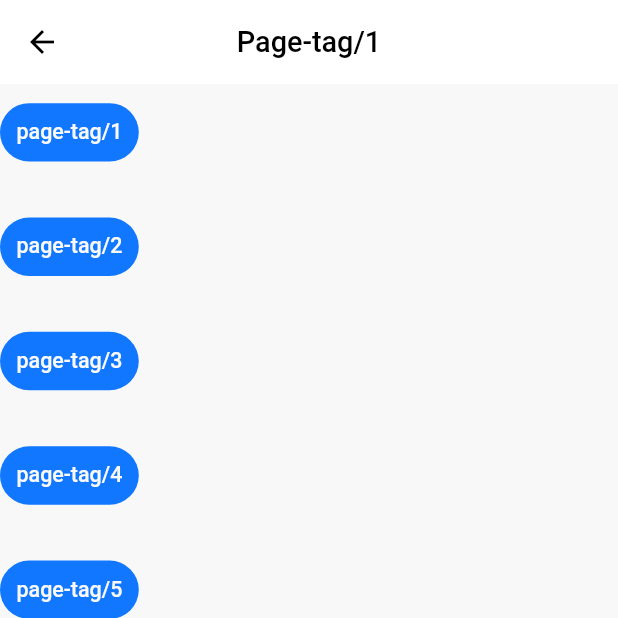
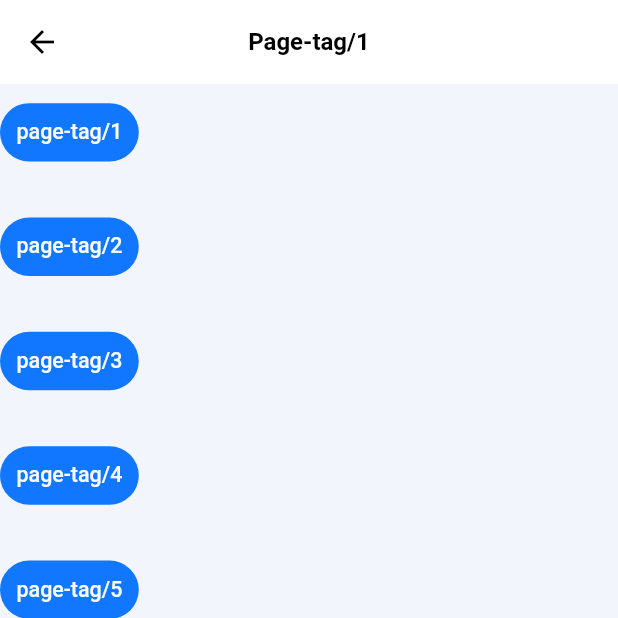
Before and after one commit to rebelning/flutter_eden, a Flutter app: the screen it shows after launch, after a tap on "Page", on a phone screen of 412 x 824 dp, the top half of it. Run offline on Flutter 3.47's test engine with Material 2 defaults, Android fonts, the phone set to English and light mode, and no system bars; drawn by our look-alikes of pull_to_refresh; our stand-ins replace bot_toast, extended_nested_scroll_view, flutter_screenutil, get, shared_preferences; accounts and stored records are empty; statements that could not run were skipped.

```diff
--- a/lib/src/core/eden_base_widget.dart
+++ b/lib/src/core/eden_base_widget.dart
@@ -19,9 +19,6 @@ abstract class EdenBaseWidget<T extends EdenBaseController> extends GetView<T> {
 
   ///tool title
   String toolbarTitle();
-  Color? getBackgroundColor() {
-    return kIsDark ? backgroundColor : backgroundLightColor;
-  }
 
   void setToolbarTitle(String? toolbarTitle) {
     _toolbarTitle = toolbarTitle;
@@ -35,15 +32,33 @@ abstract class EdenBaseWidget<T extends EdenBaseController> extends GetView<T> {
   }
 
   /// toolbar background color
-  Color? _toolbarBackgroundColor =
-      kIsDark ? toolBarbgColor : toolBarbgLightColor;
+  Color? _toolbarBackgroundColor;
   Color? get toolbarBackgroundColor => _toolbarBackgroundColor;
   void setToolbarBackgroundColor(Color? backgroundColor) {
     _toolbarBackgroundColor = backgroundColor;
   }
 
+  IconThemeData? _iconTheme;
+  IconThemeData? get iconTheme => _iconTheme;
+  IconThemeData? _actionsIconTheme;
+  IconThemeData? get actionsIconTheme => _actionsIconTheme;
+  bool? _resizeToAvoidBottomInset;
+  bool? get resizeToAvoidBottomInset => _resizeToAvoidBottomInset;
+
   List<Widget>? toolbarActions() {
     return [];
+  }
+
+  Widget? toolbarLeading() {
+    return null;
+  }
+
+  double? leadingWidth() {
+    return null;
+  }
+
+  double? toolbarHeight() {
+    return null;
   }
 
   ///toolbar arrow back
@@ -62,11 +77,14 @@ abstract class EdenBaseWidget<T extends EdenBaseController> extends GetView<T> {
             centerTitle: true,
             backgroundColor: toolbarBackgroundColor,
             hideBackArrow: hideToolbarArrowBack(),
+            iconTheme: iconTheme,
+            actionsIconTheme: actionsIconTheme,
             title: _toolbarTitle ?? toolbarTitle(),
             color: toolbarTitleColor,
+            leading: toolbarLeading(),
+            leadingWidth: leadingWidth(),
+            toolbarHeight: toolbarHeight(),
             actions: toolbarActions(),
-            fontSize: 35.rpx,
-            fontWeight: FontWeight.w500,
           );
   }
 
@@ -88,9 +106,9 @@ abstract class EdenBaseWidget<T extends EdenBaseController> extends GetView<T> {
         init: controller,
         builder: (controller) {
           return Scaffold(
+            resizeToAvoidBottomInset: _resizeToAvoidBottomInset,
             appBar: appToolbar(context),
             body: buildBody(context, controller),
-            backgroundColor: getBackgroundColor(),
             floatingActionButton: floatingActionButton(),
             bottomNavigationBar: bottomNavigationBar(),
           );
--- a/lib/src/widgets/toolbar.dart
+++ b/lib/src/widgets/toolbar.dart
@@ -13,8 +13,10 @@ class ToolbarWidget extends StatelessWidget implements PreferredSizeWidget {
   final bool? hideBackArrow;
   final bool? centerTitle;
   final Color? backgroundColor;
-  final double? fontSize;
-  final FontWeight? fontWeight;
+  final IconThemeData? iconTheme;
+  final IconThemeData? actionsIconTheme;
+  final double? toolbarHeight;
+  final double? leadingWidth;
 
   const ToolbarWidget({
     Key? key,
@@ -25,10 +27,12 @@ class ToolbarWidget extends StatelessWidget implements PreferredSizeWidget {
     this.title,
     this.actions,
     this.color,
-    this.fontSize,
-    this.fontWeight,
     this.backgroundColor,
     this.elevation,
+    this.iconTheme,
+    this.actionsIconTheme,
+    this.toolbarHeight,
+    this.leadingWidth,
   }) : super(key: key);
 
   @override
@@ -36,18 +40,17 @@ class ToolbarWidget extends StatelessWidget implements PreferredSizeWidget {
     return AppBar(
         automaticallyImplyLeading: hideBackArrow == true ? false : true,
         centerTitle: centerTitle,
+        iconTheme: iconTheme,
+        actionsIconTheme: actionsIconTheme,
         backgroundColor: backgroundColor,
-      title: logoWidget == true
-          ? const Center(child: LogoWidget(header: true, small: true))
-          : TextWidget(
+        title: TextWidget(
           text: title,
           color: color,
-              fontSize: fontSize,
-              fontWeight: fontWeight,
         ),
         leading: leading,
+        leadingWidth: leadingWidth,
+        toolbarHeight: toolbarHeight,
         actions: actions,
-      elevation: elevation ?? 0.0,
-    );
+        elevation: elevation ?? 0.0);
   }
 }
```
Lines whose indentation alone changed are shown as unchanged.
